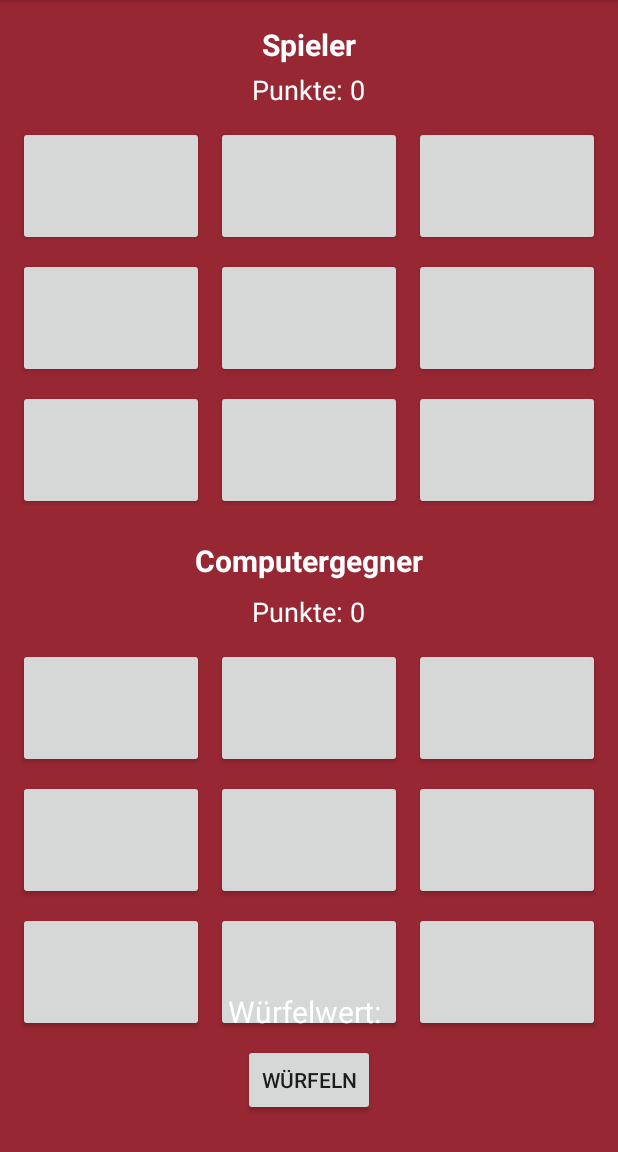
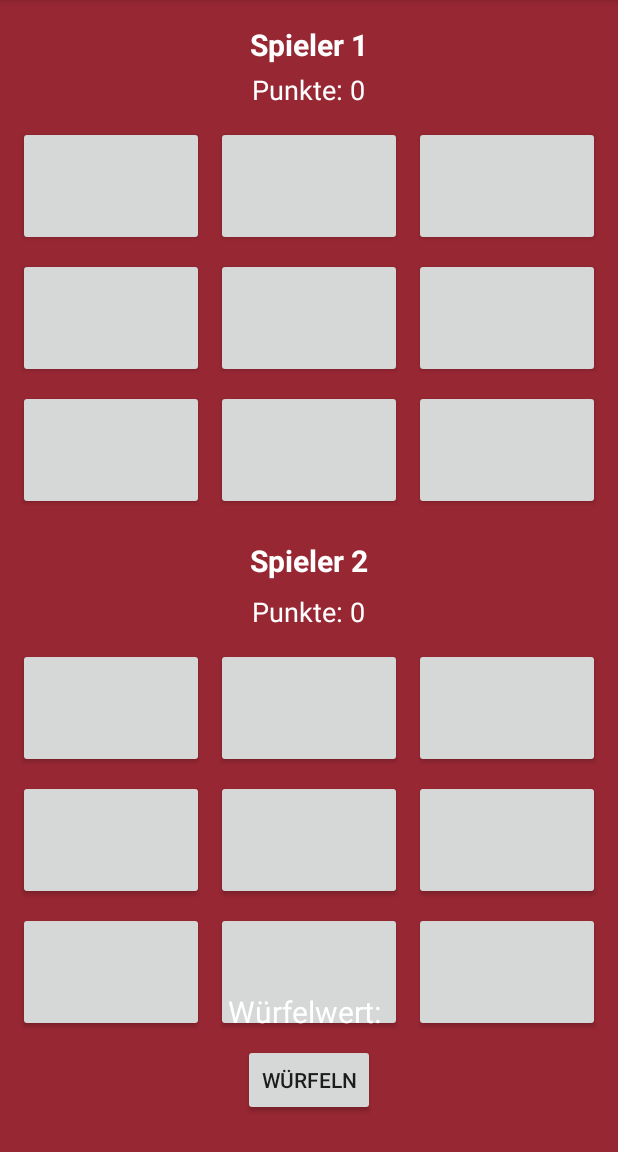
Before and after one commit to paulp111/knucklebones_kt, an Android app built with Jetpack Compose: the GameActivity screen opened directly, with no data from a screen before it, on a phone screen of 412 x 824 dp, the part 84-1236 px from its top. Run offline under Robolectric (Android 15) with nearby library versions, the phone set to English and light mode, and no system bars.

Commit message:
Spielfeld bug behoben

```diff
--- a/app/src/main/java/com/paulp1111/knucklebones/GameActivity.kt
+++ b/app/src/main/java/com/paulp1111/knucklebones/GameActivity.kt
@@ -70,7 +70,7 @@ class GameActivity : AppCompatActivity() {
                 diceResult.text = "Bitte wähle eine leere Zelle aus!"
             }
         } else {
-            diceResult.text = if (isPlayerTurn) "Spieler ist dran" else "Computer ist dran"
+            diceResult.text = if (isPlayerTurn) "Spieler 1 ist dran" else "Spieler 2 ist dran"
         }
     }
 
@@ -98,7 +98,6 @@ class GameActivity : AppCompatActivity() {
 // wegen dem problem mit der Rechenleistung anstatt alle Zellen neu zu berechnen,
 
     private fun updateScores() {
-        // Berechne nur die Gesamtscores aus den Spaltenwerten
         val playerScore = playerColumnScores.sum()
         val computerScore = computerColumnScores.sum()
         playerScoreText.text = "Punkte: $playerScore"
@@ -126,6 +125,6 @@ class GameActivity : AppCompatActivity() {
 
     private fun switchTurn() {
         isPlayerTurn = !isPlayerTurn
-        diceResult.text = if (isPlayerTurn) "Spieler ist dran" else "Computer ist dran"
+        diceResult.text = if (isPlayerTurn) "Spieler 1 ist dran" else "Spieler 2 ist dran"
     }
 }
--- a/app/src/main/java/com/paulp1111/knucklebones/ui/theme/Theme.kt
+++ b/app/src/main/java/com/paulp1111/knucklebones/ui/theme/Theme.kt
@@ -36,7 +36,6 @@ private val LightColorScheme = lightColorScheme(
 @Composable
 fun KnucklebonesTheme(
     darkTheme: Boolean = isSystemInDarkTheme(),
-    // Dynamic color is available on Android 12+
     dynamicColor: Boolean = true,
     content: @Composable () -> Unit
 ) {
--- a/app/src/main/java/com/paulp1111/knucklebones/ui/theme/Type.kt
+++ b/app/src/main/java/com/paulp1111/knucklebones/ui/theme/Type.kt
@@ -6,7 +6,6 @@ import androidx.compose.ui.text.font.FontFamily
 import androidx.compose.ui.text.font.FontWeight
 import androidx.compose.ui.unit.sp
 
-// Set of Material typography styles to start with
 val Typography = Typography(
     bodyLarge = TextStyle(
         fontFamily = FontFamily.Default,
--- a/app/src/main/res/layout/activity_game.xml
+++ b/app/src/main/res/layout/activity_game.xml
@@ -11,7 +11,7 @@
         android:id="@+id/playerTitle"
         android:layout_width="wrap_content"
         android:layout_height="wrap_content"
-        android:text="Spieler"
+        android:text="Spieler 1"
         android:textSize="20sp"
         android:textStyle="bold"
         android:textColor="#FFFFFF"
@@ -62,7 +62,7 @@
         android:id="@+id/computerTitle"
         android:layout_width="wrap_content"
         android:layout_height="wrap_content"
-        android:text="Computergegner"
+        android:text="Spieler 2"
         android:textSize="20sp"
         android:textStyle="bold"
         android:textColor="#FFFFFF"
```
